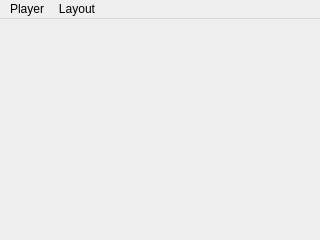
The window that apps/zxtune-qt/ui/embedded/mainwindow.ui (vitamin-caig/zxtune) describes before a commit, drawn with Qt 5.
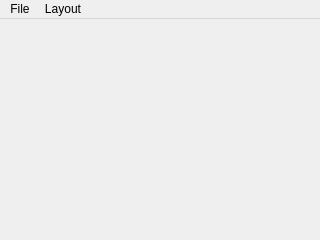
The same window after the commit. Icons and pictures are not drawn.

Commit message: zxtune-qt: reworked main menu.

Patch:
```diff
--- a/apps/zxtune-qt/ui/embedded/mainwindow.ui
+++ b/apps/zxtune-qt/ui/embedded/mainwindow.ui
@@ -43,9 +43,9 @@
      <verstretch>0</verstretch>
     </sizepolicy>
    </property>
-   <widget class="QMenu" name="menuPlayer">
+   <widget class="QMenu" name="menuFile">
     <property name="title">
-     <string>Player</string>
+     <string>File</string>
     </property>
     <property name="icon">
      <iconset>
@@ -59,7 +59,7 @@
      <string notr="true">Layout</string>
     </property>
    </widget>
-   <addaction name="menuPlayer"/>
+   <addaction name="menuFile"/>
    <addaction name="menuLayout"/>
   </widget>
   <action name="actionQuit">
```
Left out of the diff: 28 changed lines with no effect on the pictures. The commit also changes 4 other files.
